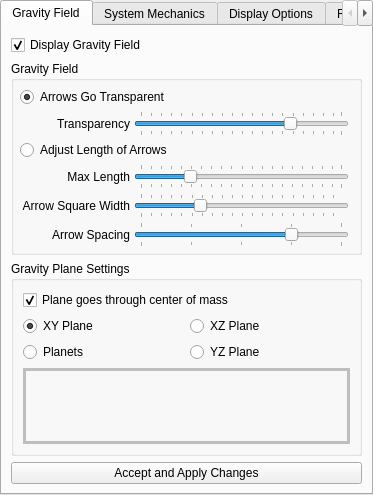
bigmcr/Planets, file Options.ui: the form before one commit.
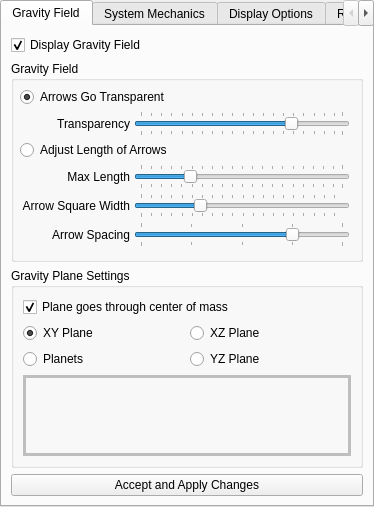
The form after the commit. The open tabs and pages were chosen to show the change.

```diff
--- a/Options.ui
+++ b/Options.ui
@@ -6,8 +6,8 @@
    <rect>
     <x>0</x>
     <y>0</y>
-    <width>373</width>
-    <height>495</height>
+    <width>374</width>
+    <height>507</height>
    </rect>
   </property>
   <property name="windowTitle">
```
Left out of the diff: 13 changed lines with no effect on the pictures.
